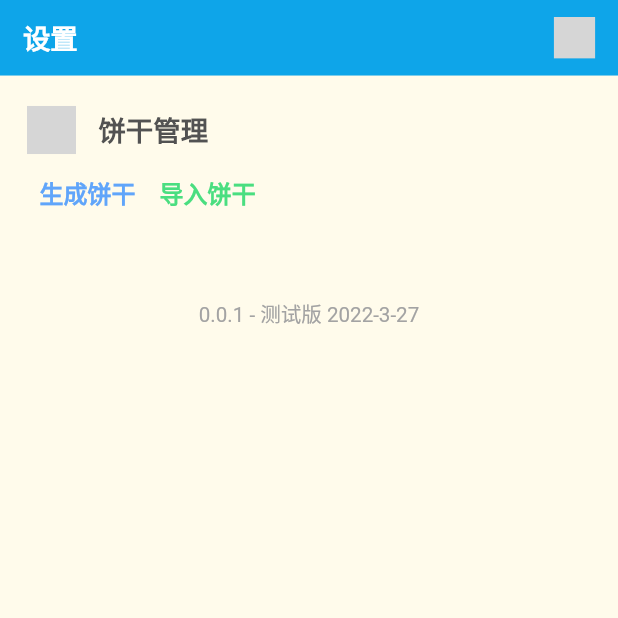
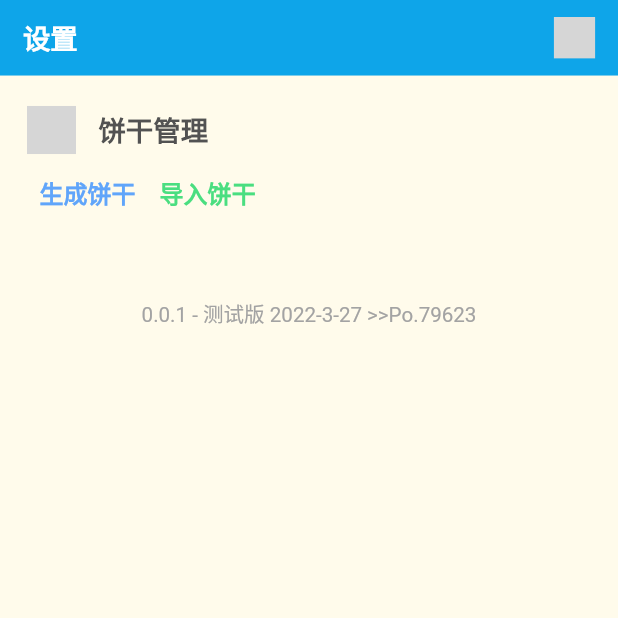
Before and after one commit to toddtail/bogisland, a Flutter app: the SettingView screen opened by its route, on a phone screen of 412 x 824 dp, the top half of it. Run offline on Flutter 3.47's test engine with Material 2 defaults, Android fonts, the phone set to English and light mode, and no system bars; our stand-ins replace extended_image, flutter_html, flutter_screenutil, flutter_svg, get, get_storage and 6 more; accounts and stored records are empty; network calls fail; statements that could not run were skipped; grey boxes are pictures that could not be loaded.

Commit message:
update - add topic id in bogac

```diff
--- a/lib/app/modules/setting/views/setting_view.dart
+++ b/lib/app/modules/setting/views/setting_view.dart
@@ -22,7 +22,7 @@ class SettingView extends GetView<SettingController> {
             children: [
               normalTopBar('设置', iconSettingsPath),
               settingsBlock(),
-              const Text('$appVersionName $appVersionTime')
+              const Text('$appVersionName $appVersionTime >>Po.79623')
                   .fontSize(12.sp)
                   .textColor(colorNeutral400)
                   .paddingAll(16.h)
```
